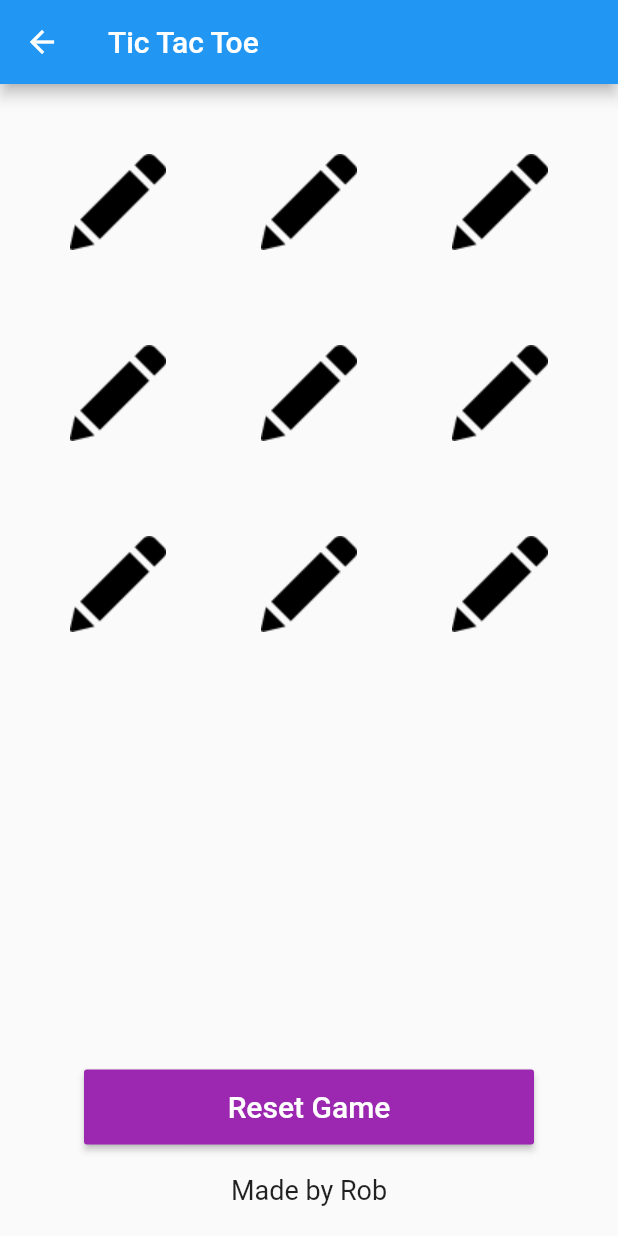
After one commit to woodrdk/game_app, a Flutter app: the TicTacToe screen opened by its route, after a tap on "Reset Game", on a phone screen of 412 x 824 dp. The commit adds this screen. Run offline on Flutter 3.47's test engine with Material 2 defaults, Android fonts, the phone set to English and light mode, and no system bars.

Commit message:
added tictactoe

```diff
--- a/lib/main.dart
+++ b/lib/main.dart
@@ -1,4 +1,5 @@
 import 'package:flutter/material.dart';
+import 'package:gameapp/ttt.dart';
 import 'MyHomePage.dart';
 
 void main() => runApp(MyApp());
@@ -16,6 +17,7 @@ class MyApp extends StatelessWidget {
       home: MyHomePage(),
       routes: <String, WidgetBuilder>{
         "/home" : (BuildContext context) => MyHomePage(),
+        "/ttt" : (BuildContext context) => TicTacToe(),
       },
     );
   }
--- /dev/null
+++ b/lib/ttt.dart
@@ -0,0 +1,225 @@
+
+import 'package:flutter/material.dart';
+
+class TicTacToe extends StatefulWidget {
+  @override
+  _TicTacToeState createState() => _TicTacToeState();
+}
+
+class _TicTacToeState extends State<TicTacToe> {
+
+  // link up images
+  AssetImage cross = AssetImage("images/cross.png");
+  AssetImage circle = AssetImage("images/circle.png");
+  AssetImage edit = AssetImage("images/edit.png");
+
+  bool isCross = true;
+  String message;
+  List<String> gameState;
+
+  // initialize the state of the box with empty
+  @override
+  void initState() {
+    super.initState();
+    setState(() {
+      this.gameState = [
+        "empty",
+        "empty",
+        "empty",
+        "empty",
+        "empty",
+        "empty",
+        "empty",
+        "empty",
+        "empty",
+      ];
+      this.message = "";
+    });
+  }
+
+  // play game method
+  playGame(int index) {
+    if (this.gameState[index] == "empty") {
+      setState(() {
+        if (this.isCross) {
+          this.gameState[index] = "Cross";
+        }
+        else {
+          this.gameState[index] = "Circle";
+        }
+        this.isCross = !this.isCross;
+        this.checkWin();
+      });
+    }
+  }
+
+
+  // reset game method
+  resetGame() {
+    setState(() {
+      this.gameState = [
+        "empty",
+        "empty",
+        "empty",
+        "empty",
+        "empty",
+        "empty",
+        "empty",
+        "empty",
+        "empty",
+      ];
+      this.message = "";
+    });
+  }
+
+  // get image method
+  AssetImage getImage(String value) {
+    switch (value) {
+      case ('empty'):
+        return edit;
+        break;
+      case ('Cross'):
+        return cross;
+        break;
+      case ('Circle'):
+        return circle;
+        break;
+    }
+  }
+
+  // check for win logic
+  checkWin() {
+    if ((gameState[0] != 'empty') &&
+        (gameState[0] == gameState[1]) &&
+        (gameState[1] == gameState[2])
+    ) {
+      setState(() {
+        this.message = '${this.gameState[0]} Wins';
+      });
+    }
+    else if ((gameState[3] != 'empty') &&
+        (gameState[3] == gameState[4]) &&
+        (gameState[4] == gameState[5])) {
+      setState(() {
+        this.message = '${this.gameState[3]} Wins';
+      });
+    }
+    else if ((gameState[6] != 'empty') &&
+        (gameState[6] == gameState[7]) &&
+        (gameState[7] == gameState[8])) {
+      setState(() {
+        this.message = '${this.gameState[6]} Wins';
+      });
+    }
+    else if ((gameState[0] != 'empty') &&
+        (gameState[0] == gameState[3]) &&
+        (gameState[3] == gameState[6])) {
+      setState(() {
+        this.message = '${this.gameState[0]} Wins';
+      });
+    }
+    else if ((gameState[1] != 'empty') &&
+        (gameState[1] == gameState[4]) &&
+        (gameState[4] == gameState[7])) {
+      setState(() {
+        this.message = '${this.gameState[1]} Wins';
+      });
+    }
+    else if ((gameState[2] != 'empty') &&
+        (gameState[2] == gameState[5]) &&
+        (gameState[5] == gameState[8])) {
+      setState(() {
+        this.message = '${this.gameState[2]} Wins';
+      });
+    }
+
+    else if ((gameState[0] != 'empty') &&
+        (gameState[0] == gameState[4]) &&
+        (gameState[4] == gameState[8])) {
+      setState(() {
+        this.message = '${this.gameState[0]} Wins';
+      });
+    }
+    else if ((gameState[2] != 'empty') &&
+        (gameState[2] == gameState[4]) &&
+        (gameState[4] == gameState[6])) {
+      setState(() {
+        this.message = '${this.gameState[2]} Wins';
+      });
+    }
+    else if (!gameState.contains('empty')) {
+      setState(() {
+        this.message = 'Game Draw';
+      });
+    }
+  }
+
+  @override
+  Widget build(BuildContext context) {
+    return Scaffold(
+      appBar: AppBar(
+        title: Text('Tic Tac Toe'),
+      ),
+      body: Column(
+        mainAxisAlignment: MainAxisAlignment.start,
+        crossAxisAlignment: CrossAxisAlignment.center,
+        children: <Widget>[
+          Expanded(
+            child: GridView.builder(
+              padding: EdgeInsets.all(20.0),
+              gridDelegate: SliverGridDelegateWithFixedCrossAxisCount(
+                  crossAxisCount: 3,
+                  childAspectRatio: 1.0,
+                  crossAxisSpacing: 10.0,
+                  mainAxisSpacing: 10.0
+              ),
+              itemCount: this.gameState.length,
+              itemBuilder: (context, i) =>
+                  SizedBox(
+                    width: 100.0,
+                    height: 100.0,
+                    child: MaterialButton(
+                      onPressed: () {
+                        playGame(i);
+                      },
+                      child: Image(
+                        image: this.getImage(this.gameState[i]),
+                      ),
+                    ),
+                  ),
+            ),
+          ),
+          Container(
+            padding: EdgeInsets.all(20.0),
+            child: Text(this.message,
+              style: TextStyle(
+                fontSize: 20.0,
+                fontWeight: FontWeight.bold,
+              ),
+            ),
+          ),
+          MaterialButton(
+            color: Colors.purple,
+            minWidth: 300.0,
+            height: 50.0,
+            child: Text("Reset Game",
+              style: TextStyle(
+                color: Colors.white,
+                fontSize: 20.0,
+              ),
+            ),
+            onPressed: () {
+              this.resetGame();
+            },
+          ),
+          Container(
+            padding: EdgeInsets.all(20.0),
+            child: Text("Made by Rob",
+              style: TextStyle(fontSize: 18.0),
+            ),
+          )
+        ],
+      ),
+    );
+  }
+}
--- a/pubspec.yaml
+++ b/pubspec.yaml
@@ -41,9 +41,9 @@ flutter:
   uses-material-design: true
 
   # To add assets to your application, add an assets section, like this:
-  # assets:
-  #  - images/a_dot_burr.jpeg
-  #  - images/a_dot_ham.jpeg
+  assets:
+   - images/
+
 
   # An image asset can refer to one or more resolution-specific "variants", see
   # https://flutter.dev/assets-and-images/#resolution-aware.
```
Also changed, not shown: lib/MyHomePage.dart (+7 -5 lines), images/circle.png (added), images/cross.png (added), images/edit.png (added).
